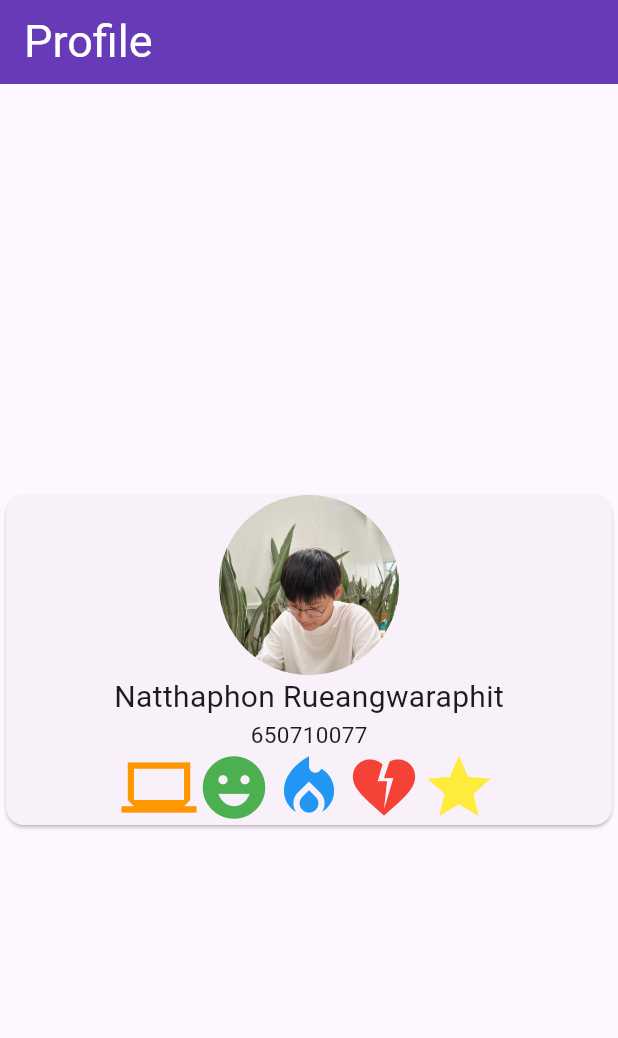
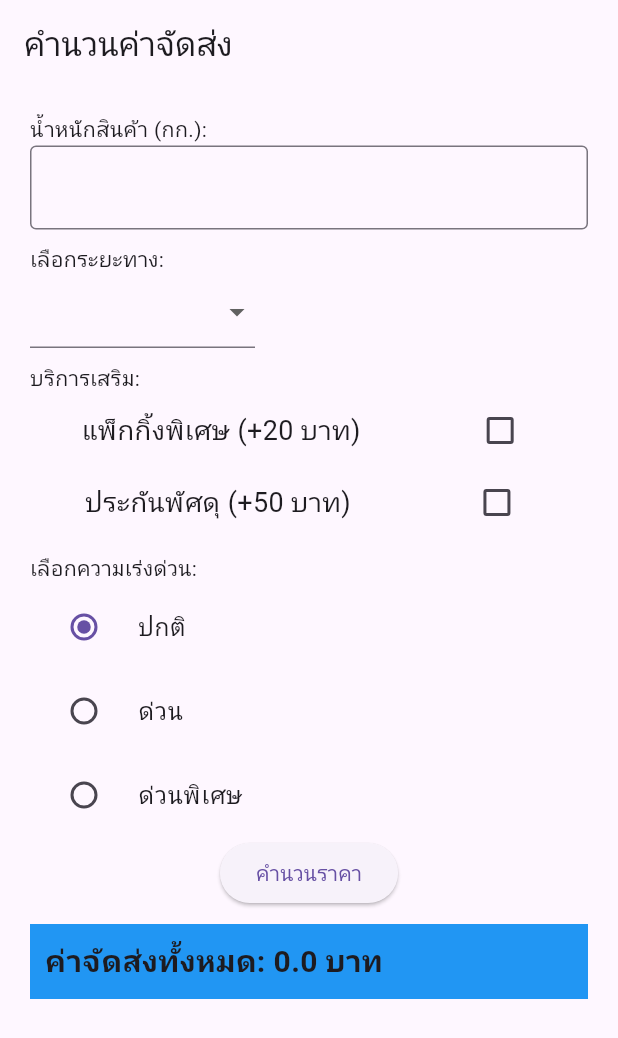
Before and after one commit to DearestOne/final_exam_650710077, a Flutter app: the screen it shows after launch, on a phone screen of 412 x 824 dp. Shown: the top 1038 px of the screen. Run offline on Flutter 3.47's test engine with Material 3 defaults, Android fonts, the phone set to English and light mode, and no system bars.

Commit message:
final_exam650710077

```diff
--- /dev/null
+++ b/lib/answer2.dart
@@ -0,0 +1,178 @@
+import 'package:flutter/material.dart';
+
+class Answer2 extends StatefulWidget {
+  const Answer2({super.key});
+
+  @override
+  State<Answer2> createState() => _Answer2State();
+}
+
+class _Answer2State extends State<Answer2> {
+  final _formKey = GlobalKey<FormState>();
+
+  final TextEditingController _weightController = TextEditingController();
+  String? _selectedItem;
+  bool _isPackaging = false;
+  bool _isInsurance = false;
+  String? _speedOption = 'ปกติ';
+
+  double _price = 0.0;
+
+  void calculatePrice() {
+    double price = 0.0;
+    double weight = double.parse(_weightController.text);
+    if (_selectedItem == 'ในเมือง') {
+      price = 10 * weight;
+    } else if (_selectedItem == 'ต่างจังหวัด') {
+      price = 15 * weight;
+    } else if (_selectedItem == 'ต่างประเทศ') {
+      price = 50 * weight;
+    }
+    if (_isPackaging) {
+      price += 20;
+    }
+    if (_isInsurance) {
+      price += 50;
+    }
+    if (_speedOption == 'ปกติ') {
+      price += 0;
+    } else if (_speedOption == 'ด่วน') {
+      price += 30;
+    } else if (_speedOption == 'ด่วนพิเศษ') {
+      price += 50;
+    }
+    setState(() {
+      _price = price;
+    });
+  }
+
+  @override
+  Widget build(BuildContext context) {
+    return Scaffold(
+        appBar: AppBar(
+          title: const Text('คำนวนค่าจัดส่ง'),
+        ),
+        body: Form(
+            key: _formKey,
+            child: Padding(
+                padding: const EdgeInsets.all(20),
+                child: Column(
+                  crossAxisAlignment: CrossAxisAlignment.start,
+                  children: [
+                    const Text("น้ำหนักสินค้า (กก.):"),
+                    TextFormField(
+                      controller: _weightController,
+                      decoration: const InputDecoration(
+                        border: OutlineInputBorder(),
+                      ),
+                      validator: (value) {
+                        if (value == null || value.isEmpty) {
+                          return 'กรุณากรอกน้ำหนักสินค้า!';
+                        } else if (double.tryParse(value) == null) {
+                          return 'กรุณากรอกตัวเลขเท่านั้น!';
+                        }
+                        return null;
+                      },
+                    ),
+                    const SizedBox(height: 10),
+                    const Text("เลือกระยะทาง:"),
+                    SizedBox(
+                      width: 150,
+                      child: DropdownButtonFormField<String>(
+                        value: _selectedItem,
+                        items: ['ในเมือง', 'ต่างจังหวัด', 'ต่างประเทศ']
+                            .map((item) => DropdownMenuItem(
+                                value: item, child: Text(item)))
+                            .toList(),
+                        onChanged: (value) {
+                          _selectedItem = value;
+                        },
+                        validator: (value) =>
+                            value == null ? 'กรุณาเลือกตัวเลือก!' : null,
+                      ),
+                    ),
+                    const SizedBox(height: 10),
+                    const Text("บริการเสริม:"),
+                    Row(
+                      mainAxisAlignment: MainAxisAlignment.spaceAround,
+                      children: [
+                        const Text("แพ็กกิ้งพิเศษ (+20 บาท)",
+                            style: TextStyle(fontSize: 18)),
+                        Checkbox(
+                            value: _isPackaging,
+                            onChanged: (value) {
+                              setState(() {
+                                _isPackaging = value!;
+                              });
+                            }),
+                      ],
+                    ),
+                    Row(
+                      mainAxisAlignment: MainAxisAlignment.spaceAround,
+                      children: [
+                        const Text("ประกันพัศดุ (+50 บาท)",
+                            style: TextStyle(fontSize: 18)),
+                        Checkbox(
+                            value: _isInsurance,
+                            onChanged: (value) {
+                              setState(() {
+                                _isInsurance = value!;
+                              });
+                            }),
+                      ],
+                    ),
+                    const SizedBox(height: 10),
+                    const Text("เลือกความเร่งด่วน:"),
+                    RadioListTile(
+                      title: const Text('ปกติ'),
+                      value: 'ปกติ',
+                      groupValue: _speedOption,
+                      onChanged: (value) {
+                        setState(() {
+                          _speedOption = value.toString();
+                        });
+                      },
+                    ),
+                    RadioListTile(
+                      title: const Text('ด่วน'),
+                      value: 'ด่วน',
+                      groupValue: _speedOption,
+                      onChanged: (value) {
+                        setState(() {
+                          _speedOption = value.toString();
+                        });
+                      },
+                    ),
+                    RadioListTile(
+                      title: const Text('ด่วนพิเศษ'),
+                      value: 'ด่วนพิเศษ',
+                      groupValue: _speedOption,
+                      onChanged: (value) {
+                        setState(() {
+                          _speedOption = value.toString();
+                        });
+                      },
+                    ),
+                    Center(
+                      child: ElevatedButton(
+                        onPressed: () {
+                          if (_formKey.currentState!.validate()) {
+                            calculatePrice();
+                          }
+                        },
+                        child: const Text('คำนวนราคา'),
+                      ),
+                    ),
+                    const SizedBox(height: 10),
+                    Container(
+                      padding: const EdgeInsets.all(10),
+                      width: double.infinity,
+                      color: Colors.blue,
+                      child: Text('ค่าจัดส่งทั้งหมด: $_price บาท',
+                          style: const TextStyle(
+                              fontSize: 20, fontWeight: FontWeight.bold)),
+                    )
+                  ],
+                ))));
+  }
+}
--- a/lib/main.dart
+++ b/lib/main.dart
@@ -1,4 +1,6 @@
-import 'package:final_exam_650710077/checkname/profile.dart';
+// import 'package:final_exam_650710077/checkname/profile.dart'; // เช็คชื่อ
+import 'package:final_exam_650710077/answer1.dart'; // answer1
+import 'package:final_exam_650710077/answer2.dart'; // answer2
 import 'package:flutter/material.dart';
 
 void main() {
@@ -11,13 +13,10 @@ class MyApp extends StatelessWidget {
   // This widget is the root of your application.
   @override
   Widget build(BuildContext context) {
-    return MaterialApp(
+    return const MaterialApp(
       title: 'Flutter Demo',
-      theme: ThemeData(
-        colorScheme: ColorScheme.fromSeed(seedColor: Colors.deepPurple),
-        useMaterial3: true,
-      ),
-      home: const MyProfile(),
+      // home: Answer1(),
+      home: Answer2(),
     );
   }
 }
```
Also changed, not shown: lib/answer1.dart (added, +89 -0 lines).
